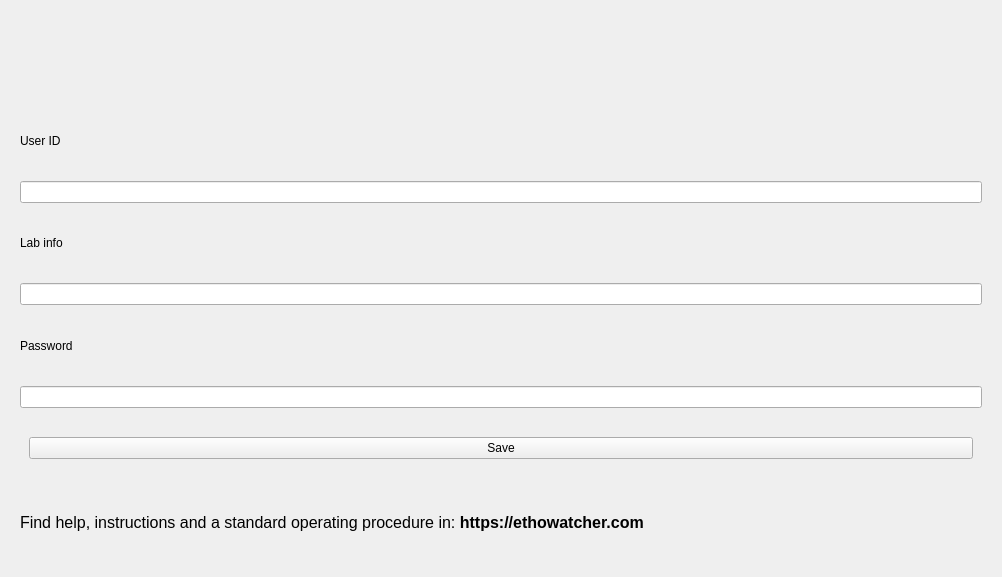
EthoWatcher/ethowatcher, file src/telacadastropessoa.ui: the form before one commit.
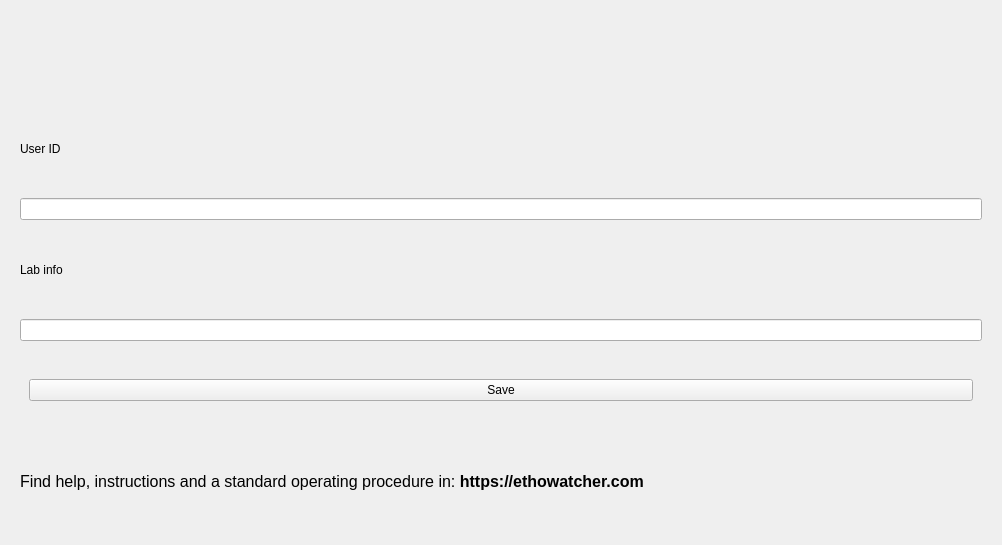
The form after the commit. Icons and pictures are not drawn.

Commit message: Removendo o campo de password

```diff
--- a/src/telacadastropessoa.ui
+++ b/src/telacadastropessoa.ui
@@ -7,7 +7,7 @@
     <x>0</x>
     <y>0</y>
     <width>1002</width>
-    <height>577</height>
+    <height>545</height>
    </rect>
   </property>
   <property name="windowTitle">
@@ -66,20 +66,6 @@
        <item>
         <widget class="QLineEdit" name="leLab"/>
        </item>
-       <item>
-        <widget class="QLabel" name="label_2">
-         <property name="text">
-          <string>Password</string>
-         </property>
-        </widget>
-       </item>
-       <item>
-        <widget class="QLineEdit" name="lePass">
-         <property name="echoMode">
-          <enum>QLineEdit::Password</enum>
-         </property>
-        </widget>
-       </item>
        <item>
         <widget class="QWidget" name="widget" native="true">
          <layout class="QVBoxLayout" name="verticalLayout">
```
The commit also changes 2 other files.
